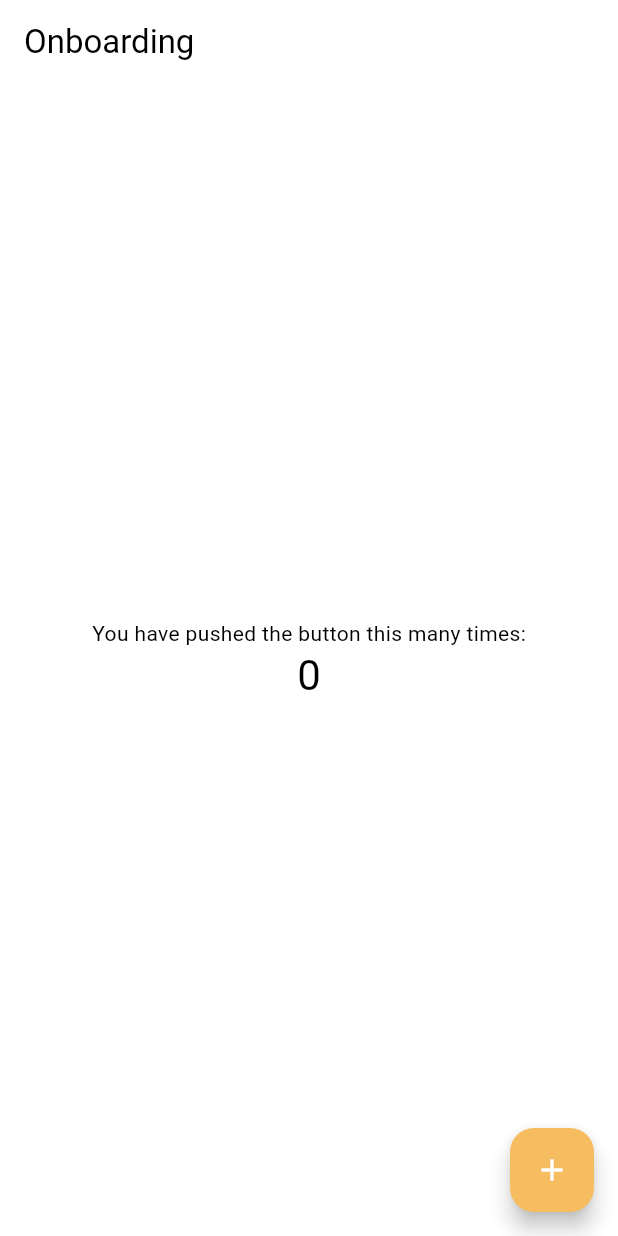
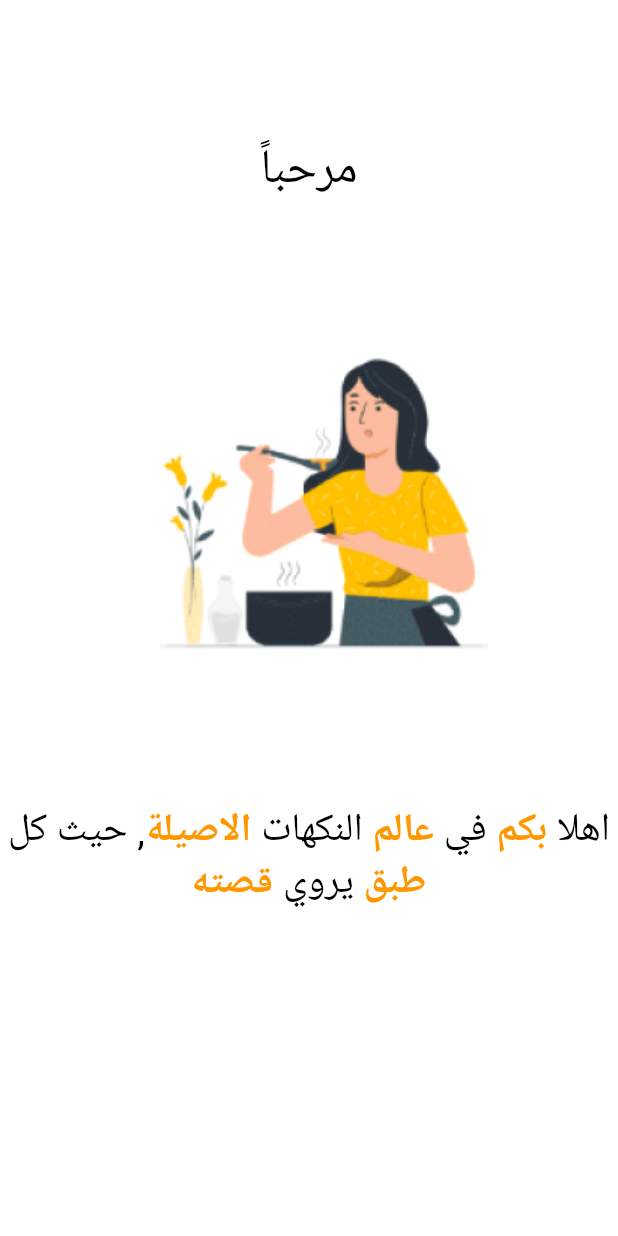
Before and after one commit to mom-food/momFood, a Flutter app: the screen it shows after launch, on a phone screen of 412 x 824 dp. Run offline on Flutter 3.47's test engine with Material 3 defaults, Android fonts, the phone set to English and light mode, and no system bars.

Commit message:
Onboarding Screen

```diff
--- a/app/lib/View/Screens/OnBoarding1.dart
+++ b/app/lib/View/Screens/OnBoarding1.dart
@@ -0,0 +1,96 @@
+import 'package:flutter/material.dart';
+
+import 'Home.dart';
+
+class Onboarding1 extends StatefulWidget {
+  @override
+  _Onboarding1State createState() => _Onboarding1State();
+}
+
+class _Onboarding1State extends State<Onboarding1> {
+  PageController _pageController = PageController();
+
+  @override
+  void dispose() {
+    _pageController.dispose();
+    super.dispose();
+  }
+
+  @override
+  Widget build(BuildContext context) {
+    return Scaffold(
+      backgroundColor: Colors.white,
+      body: GestureDetector(
+        onTap: () {
+          Navigator.push(
+            context,
+            MaterialPageRoute(builder: (context) => MyHomePage(title: 'Onboarding2')),
+          );
+        },
+        child: Center(
+          child: Column(
+            mainAxisAlignment: MainAxisAlignment.start,
+            children: [
+              Padding(
+                padding: const EdgeInsets.only(top: 90),
+                child: Text(
+                  "مرحباً",
+                  style: TextStyle(fontSize: 32),
+                ),
+              ),
+              SizedBox(height: 20), // Add space between "مرحباً" text and image
+
+              Padding(
+                padding: const EdgeInsets.only(top: 50,left: 20),
+                child: Container(
+                  constraints: BoxConstraints.expand(width: 219, height: 229.25),
+                  child: Image.asset(
+                    'assets/images/Onboarding1.png',
+                    fit: BoxFit.fill,
+                  ),
+                ),
+              ),
+              SizedBox(height: 50),
+              Padding(
+                padding: const EdgeInsets.only(top: 50),
+                child: RichText(
+                  text: TextSpan(
+                    text: 'اهلا ',
+                    style: TextStyle(fontSize: 26, color: Colors.black),
+                    children: <TextSpan>[
+                      TextSpan(
+                        text: 'بكم',
+                        style: TextStyle(fontWeight: FontWeight.bold, color: Colors.orange),
+                      ),
+                      TextSpan(text: ' في '),
+                      TextSpan(
+                        text: 'عالم',
+                        style: TextStyle(fontWeight: FontWeight.bold, color: Colors.orange),
+                      ),
+                      TextSpan(text: ' النكهات '),
+                      TextSpan(
+                        text: 'الاصيلة',
+                        style: TextStyle(fontWeight: FontWeight.bold, color: Colors.orange),
+                      ),
+                      TextSpan(text: ', حيث كل '),
+                      TextSpan(
+                        text: 'طبق',
+                        style: TextStyle(fontWeight: FontWeight.bold, color: Colors.orange),
+                      ),
+                      TextSpan(text: ' يروي '),
+                      TextSpan(
+                        text: 'قصته',
+                        style: TextStyle(fontWeight: FontWeight.bold, color: Colors.orange),
+                      ),
+                    ],
+                  ),
+                  textAlign: TextAlign.center,
+                ),
+              ),
+            ],
+          ),
+        ),
+      ),
+    );
+  }
+}
--- a/app/lib/View/Screens/SplashScreen.dart
+++ b/app/lib/View/Screens/SplashScreen.dart
@@ -1,5 +1,6 @@
 import 'package:flutter/material.dart';
 import 'Home.dart';
+import 'OnBoarding1.dart';
 
 class SplashScreen extends StatefulWidget {
   @override
@@ -18,7 +19,7 @@ class _SplashScreenState extends State<SplashScreen> {
     await Future.delayed(Duration(seconds: 3), () {});
     Navigator.pushReplacement(
       context,
-      MaterialPageRoute(builder: (context) => MyHomePage(title: 'Onboarding',)),
+      MaterialPageRoute(builder: (context) => Onboarding1()),
     );
   }
 
```
Also changed, not shown: app/assets/images/Onboarding1.png (added).
